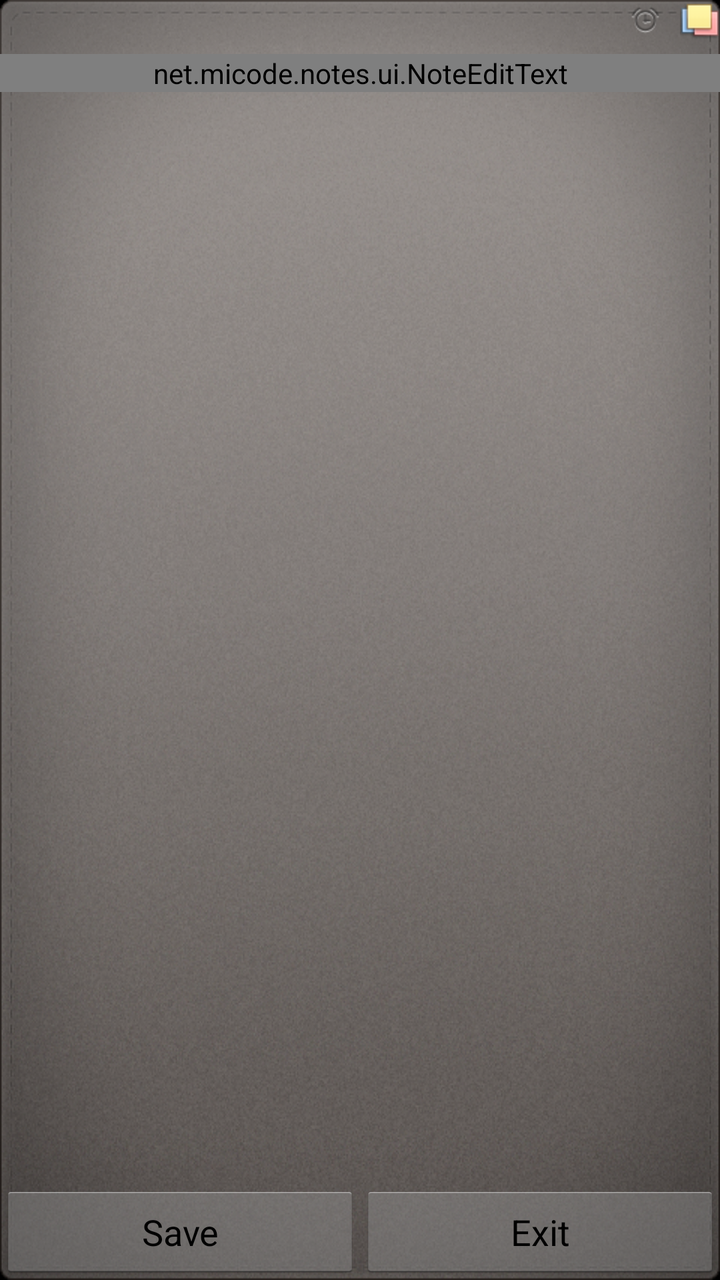
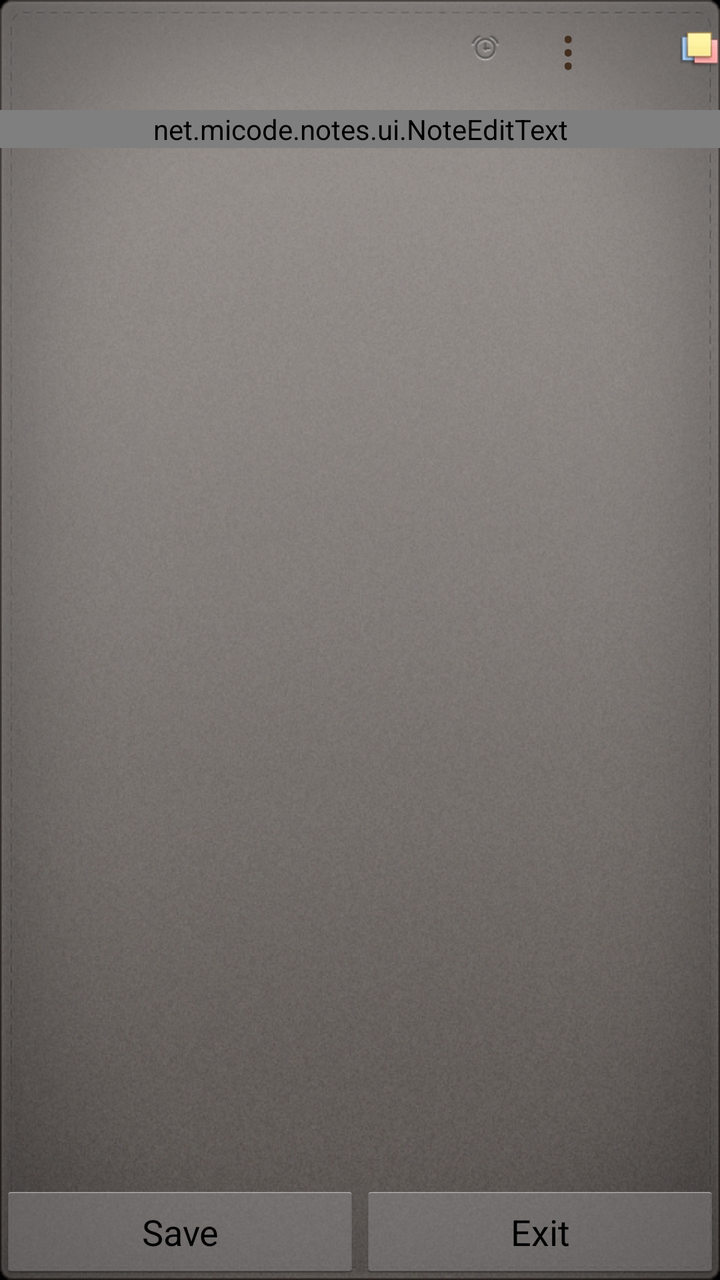

Screens rendered from an Android XML layout before and after an edit, with the pre-edit source and the edit as a unified diff.
<!-- AndroidManifest.xml: activity theme NoteTheme -->
<!-- res/layout/note_edit.xml -->
<?xml version="1.0" encoding="utf-8"?>
<FrameLayout
    android:layout_width="fill_parent"
    android:layout_height="fill_parent"
    android:background="@drawable/list_background"
    xmlns:android="http://schemas.android.com/apk/res/android">

    <LinearLayout
        android:layout_width="fill_parent"
        android:layout_height="fill_parent"
        android:orientation="vertical">

        <LinearLayout
            android:id="@+id/note_title"
            android:layout_width="fill_parent"
            android:layout_height="wrap_content">

            <TextView
                android:id="@+id/tv_modified_date"
                android:layout_width="0dip"
                android:layout_height="wrap_content"
                android:layout_weight="1"
                android:layout_gravity="left|center_vertical"
                android:layout_marginRight="8dip"
                android:textAppearance="@style/TextAppearanceSecondaryItem" />

            <ImageView
                android:id="@+id/iv_alert_icon"
                android:layout_width="wrap_content"
                android:layout_height="wrap_content"
                android:layout_gravity="center_vertical"
                android:background="@drawable/title_alert" />

            <TextView
                android:id="@+id/tv_alert_date"
                android:layout_width="wrap_content"
                android:layout_height="wrap_content"
                android:layout_gravity="center_vertical"
                android:layout_marginLeft="2dip"
                android:layout_marginRight="8dip"
                android:textAppearance="@style/TextAppearanceSecondaryItem" />

            <ImageButton
                android:layout_width="wrap_content"
                android:layout_height="wrap_content"
                android:layout_gravity="center"
                android:background="@drawable/bg_btn_set_color" />
        </LinearLayout>

        <LinearLayout
            android:id="@+id/sv_note_edit"
            android:layout_width="fill_parent"
            android:layout_height="0dip"
            android:layout_weight="1"
            android:orientation="vertical">

            <ImageView
                android:layout_width="fill_parent"
                android:layout_height="7dip"
                android:background="@drawable/bg_color_btn_mask" />

            <ScrollView
                android:layout_width="fill_parent"
                android:layout_height="0dip"
                android:layout_weight="1"
                android:scrollbars="none"
                android:overScrollMode="never"
                android:layout_gravity="left|top"
                android:fadingEdgeLength="0dip">

                <LinearLayout
                    android:layout_width="fill_parent"
                    android:layout_height="fill_parent">

                    <net.micode.notes.ui.NoteEditText
                        android:id="@+id/note_edit_view"
                        android:layout_width="fill_parent"
                        android:layout_height="wrap_content"
                        android:gravity="left|top"
                        android:background="@null"
                        android:autoLink="all"
                        android:linksClickable="false"
                        android:minLines="12"
                        android:textAppearance="@style/TextAppearancePrimaryItem"
                        android:lineSpacingMultiplier="1.2" />

                    <LinearLayout
                        android:id="@+id/note_edit_list"
                        android:layout_width="fill_parent"
                        android:layout_height="wrap_content"
                        android:orientation="vertical"
                        android:layout_marginLeft="-10dip"
                        android:visibility="gone" />
                </LinearLayout>
            </ScrollView>

            <ImageView
                android:layout_width="fill_parent"
                android:layout_height="7dip"
                android:background="@drawable/bg_color_btn_mask" />

            <LinearLayout
                android:layout_width="fill_parent"
                android:layout_height="wrap_content"
                android:orientation="horizontal">

                <Button
                    android:id="@+id/btn_save_note"
                    android:layout_width="0dip"
                    android:layout_height="wrap_content"
                    android:layout_weight="1"
                    android:text="@string/note_save" />

                <Button
                    android:id="@+id/btn_exit_note"
                    android:layout_width="0dip"
                    android:layout_height="wrap_content"
                    android:layout_weight="1"
                    android:text="@string/note_exit" />
            </LinearLayout>
        </LinearLayout>
    </LinearLayout>

    <ImageView
        android:id="@+id/btn_set_bg_color"
        android:layout_height="43dip"
        android:layout_width="wrap_content"
        android:background="@drawable/bg_color_btn_mask"
        android:layout_gravity="top|right" />

    <LinearLayout
        android:id="@+id/note_bg_color_selector"
        android:layout_width="wrap_content"
        android:layout_height="wrap_content"
        android:background="@drawable/note_edit_color_selector_panel"
        android:layout_marginTop="30dip"
        android:layout_marginRight="8dip"
        android:layout_gravity="top|right"
        android:visibility="gone">

        <FrameLayout
            android:layout_width="0dip"
            android:layout_height="match_parent"
            android:layout_weight="1">

            <ImageView
                android:id="@+id/iv_bg_yellow"
                android:layout_width="match_parent"
                android:layout_height="match_parent" />

            <ImageView
                android:id="@+id/iv_bg_yellow_select"
                android:layout_width="wrap_content"
                android:layout_height="wrap_content"
                android:layout_gravity="bottom|right"
                android:layout_marginRight="5dip"
                android:focusable="false"
                android:visibility="gone"
                android:src="@drawable/selected" />
        </FrameLayout>

        <FrameLayout
            android:layout_width="0dip"
            android:layout_height="match_parent"
            android:layout_weight="1">

            <ImageView
                android:id="@+id/iv_bg_blue"
                android:layout_width="match_parent"
                android:layout_height="match_parent" />

            <ImageView
                android:id="@+id/iv_bg_blue_select"
                android:layout_width="wrap_content"
                android:layout_height="wrap_content"
                android:layout_gravity="bottom|right"
                android:focusable="false"
                android:visibility="gone"
                android:layout_marginRight="3dip"
                android:src="@drawable/selected" />
        </FrameLayout>

        <FrameLayout
            android:layout_width="0dip"
            android:layout_height="match_parent"
            android:layout_weight="1">

            <ImageView
                android:id="@+id/iv_bg_white"
                android:layout_width="match_parent"
                android:layout_height="match_parent" />

            <ImageView
                android:id="@+id/iv_bg_white_select"
                android:layout_width="wrap_content"
                android:layout_height="wrap_content"
                android:layout_gravity="bottom|right"
                android:focusable="false"
                android:visibility="gone"
                android:layout_marginRight="2dip"
                android:src="@drawable/selected" />
        </FrameLayout>

        <FrameLayout
            android:layout_width="0dip"
            android:layout_height="match_parent"
            android:layout_weight="1">

            <ImageView
                android:id="@+id/iv_bg_green"
                android:layout_width="match_parent"
                android:layout_height="match_parent" />

            <ImageView
                android:id="@+id/iv_bg_green_select"
                android:layout_width="wrap_content"
                android:layout_height="wrap_content"
                android:layout_gravity="bottom|right"
                android:focusable="false"
                android:visibility="gone"
                android:src="@drawable/selected" />
        </FrameLayout>

        <FrameLayout
            android:layout_width="0dip"
            android:layout_height="match_parent"
            android:layout_weight="1">

            <ImageView
                android:id="@+id/iv_bg_red"
                android:layout_width="match_parent"
                android:layout_height="match_parent" />

            <ImageView
                android:id="@+id/iv_bg_red_select"
                android:layout_width="wrap_content"
                android:layout_height="wrap_content"
                android:layout_gravity="bottom|right"
                android:focusable="false"
                android:visibility="gone"
                android:src="@drawable/selected" />
        </FrameLayout>
    </LinearLayout>

    <LinearLayout
        android:id="@+id/font_size_selector"
        android:layout_width="fill_parent"
        android:layout_height="wrap_content"
        android:background="@drawable/font_size_selector_bg"
        android:layout_gravity="bottom"
        android:visibility="gone">

        <FrameLayout
            android:id="@+id/ll_font_small"
            android:layout_width="0dip"
            android:layout_height="wrap_content"
            android:layout_weight="1">

            <LinearLayout
                android:layout_width="wrap_content"
                android:layout_height="wrap_content"
                android:orientation="vertical"
                android:layout_gravity="center"
                android:gravity="center">

                <ImageView
                    android:layout_width="wrap_content"
                    android:layout_height="wrap_content"
                    android:src="@drawable/font_small"
                    android:layout_marginBottom="5dip" />

                <TextView
                    android:layout_width="wrap_content"
                    android:layout_height="wrap_content"
                    android:text="@string/menu_font_small"
                    android:textAppearance="@style/TextAppearanceUnderMenuIcon" />
            </LinearLayout>

            <ImageView
                android:id="@+id/iv_small_select"
                android:layout_width="wrap_content"
                android:layout_height="wrap_content"
                android:layout_gravity="bottom|right"
                android:layout_marginRight="6dip"
                android:layout_marginBottom="-7dip"
                android:focusable="false"
                android:visibility="gone"
                android:src="@drawable/selected" />
        </FrameLayout>

        <FrameLayout
            android:id="@+id/ll_font_normal"
            android:layout_width="0dip"
            android:layout_height="wrap_content"
            android:layout_weight="1">

            <LinearLayout
                android:layout_width="wrap_content"
                android:layout_height="wrap_content"
                android:orientation="vertical"
                android:layout_gravity="center"
                android:gravity="center">

                <ImageView
                    android:layout_width="wrap_content"
                    android:layout_height="wrap_content"
                    android:src="@drawable/font_normal"
                    android:layout_marginBottom="5dip" />

                <TextView
                    android:layout_width="wrap_content"
                    android:layout_height="wrap_content"
                    android:text="@string/menu_font_normal"
                    android:textAppearance="@style/TextAppearanceUnderMenuIcon" />
            </LinearLayout>

            <ImageView
                android:id="@+id/iv_medium_select"
                android:layout_width="wrap_content"
                android:layout_height="wrap_content"
                android:layout_gravity="bottom|right"
                android:focusable="false"
                android:visibility="gone"
                android:layout_marginRight="6dip"
                android:layout_marginBottom="-7dip"
                android:src="@drawable/selected" />
        </FrameLayout>

        <FrameLayout
            android:id="@+id/ll_font_large"
            android:layout_width="0dip"
            android:layout_height="wrap_content"
            android:layout_weight="1">

            <LinearLayout
                android:layout_width="wrap_content"
                android:layout_height="wrap_content"
                android:orientation="vertical"
                android:layout_gravity="center"
                android:gravity="center">

                <ImageView
                    android:layout_width="wrap_content"
                    android:layout_height="wrap_content"
                    android:src="@drawable/font_large"
                    android:layout_marginBottom="5dip" />

                <TextView
                    android:layout_width="wrap_content"
                    android:layout_height="wrap_content"
                    android:text="@string/menu_font_large"
                    android:textAppearance="@style/TextAppearanceUnderMenuIcon" />
            </LinearLayout>

            <ImageView
                android:id="@+id/iv_large_select"
                android:layout_width="wrap_content"
                android:layout_height="wrap_content"
                android:layout_gravity="bottom|right"
                android:focusable="false"
                android:visibility="gone"
                android:layout_marginRight="6dip"
                android:layout_marginBottom="-7dip"
                android:src="@drawable/selected" />
        </FrameLayout>

        <FrameLayout
            android:id="@+id/ll_font_super"
            android:layout_width="0dip"
            android:layout_height="wrap_content"
            android:layout_weight="1">

            <LinearLayout
                android:layout_width="wrap_content"
                android:layout_height="wrap_content"
                android:orientation="vertical"
                android:layout_gravity="center"
                android:gravity="center">

                <ImageView
                    android:layout_width="wrap_content"
                    android:layout_height="wrap_content"
                    android:src="@drawable/font_super"
                    android:layout_marginBottom="5dip" />

                <TextView
                    android:layout_width="wrap_content"
                    android:layout_height="wrap_content"
                    android:text="@string/menu_font_super"
                    android:textAppearance="@style/TextAppearanceUnderMenuIcon" />
            </LinearLayout>

            <ImageView
                android:id="@+id/iv_super_select"
                android:layout_width="wrap_content"
                android:layout_height="wrap_content"
                android:layout_gravity="bottom|right"
                android:focusable="false"
                android:visibility="gone"
                android:layout_marginRight="6dip"
                android:layout_marginBottom="-7dip"
                android:src="@drawable/selected" />
        </FrameLayout>
    </LinearLayout>
</FrameLayout>
<!-- resources referenced by this layout -->
<resources>
  <!-- drawable bg_btn_set_color: png bitmap (drawable-hdpi, 3588 bytes) -->
  <!-- drawable bg_color_btn_mask: png bitmap (drawable-hdpi, 245 bytes) -->
  <!-- drawable font_large: png bitmap (drawable-hdpi, 3161 bytes) -->
  <!-- drawable font_normal: png bitmap (drawable-hdpi, 3097 bytes) -->
  <!-- drawable font_size_selector_bg: png bitmap (drawable-hdpi, 4101 bytes) -->
  <!-- drawable font_small: png bitmap (drawable-hdpi, 3099 bytes) -->
  <!-- drawable font_super: png bitmap (drawable-hdpi, 3188 bytes) -->
  <!-- drawable list_background: png bitmap (drawable-hdpi, 567323 bytes) -->
  <!-- drawable note_edit_color_selector_panel: png bitmap (drawable-hdpi, 7030 bytes) -->
  <!-- drawable selected: png bitmap (drawable-hdpi, 4959 bytes) -->
  <!-- drawable title_alert: png bitmap (drawable-hdpi, 3696 bytes) -->
  <string name="menu_font_large">Large</string>
  <string name="menu_font_normal">Medium</string>
  <string name="menu_font_small">Small</string>
  <string name="menu_font_super">Super</string>
  <string name="note_exit">Exit</string>
  <string name="note_save">Save</string>
  <style name="TextAppearancePrimaryItem">
          <item name="android:textSize">@dimen/text_font_size_normal</item>
          <item name="android:textColor">@color/primary_text_dark</item>
      </style>
  <style name="TextAppearanceSecondaryItem">
          <item name="android:textSize">@dimen/text_font_size_small</item>
          <item name="android:textColor">@color/secondary_text_dark</item>
      </style>
  <style name="TextAppearanceUnderMenuIcon">
          <item name="android:textSize">@dimen/text_font_size_normal</item>
          <item name="android:textColor">@android:color/black</item>
      </style>
  <style name="NoteTheme" parent="@android:style/Theme.Holo.Light">
          <item name="android:actionBarStyle">@style/NoteActionBarStyle</item>
      </style>
  <dimen name="text_font_size_normal">17sp</dimen>
  <dimen name="text_font_size_small">14sp</dimen>
  <style name="NoteActionBarStyle" parent="@android:style/Widget.Holo.Light.ActionBar.Solid">
          <item name="android:displayOptions" />
          <item name="android:visibility">gone</item>
      </style>
</resources>

<!-- the commit's change to res/layout/note_edit.xml (unified diff, before → after) -->
@@ -39,6 +39,19 @@
                 android:layout_marginLeft="2dip"
                 android:layout_marginRight="8dip"
                 android:textAppearance="@style/TextAppearanceSecondaryItem" />
+
+            <Button
+                android:id="@+id/more_options"
+                android:layout_marginRight="32dp"
+                android:layout_width="48dp"
+                android:layout_height="48dp"
+                android:layout_gravity="center_vertical"
+                android:background="?android:attr/selectableItemBackground"
+                android:contentDescription="@string/more_options"
+                android:padding="0dp"
+                android:text="&#8942;"
+                android:textColor="#432F20"
+                android:textSize="28sp" />
 
             <ImageButton
                 android:layout_width="wrap_content"
<!-- resource entries referenced after the edit -->
@@ -15,6 +15,7 @@
   <string name="menu_font_normal">Medium</string>
   <string name="menu_font_small">Small</string>
   <string name="menu_font_super">Super</string>
+  <string name="more_options">More options</string>
   <string name="note_exit">Exit</string>
   <string name="note_save">Save</string>
   <style name="TextAppearancePrimaryItem">
